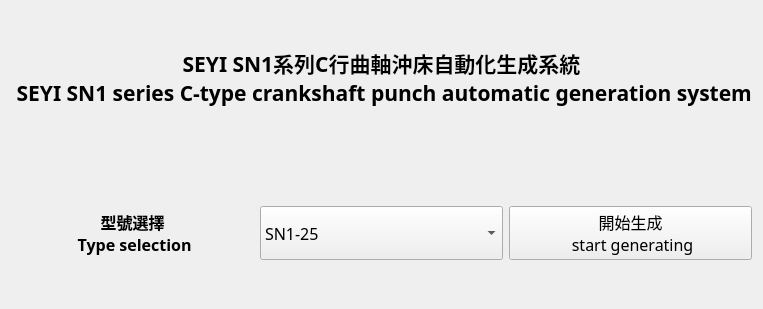
First picture: the form in GUI/UI.ui, repository sinje0816/stamping_press, before the edit.
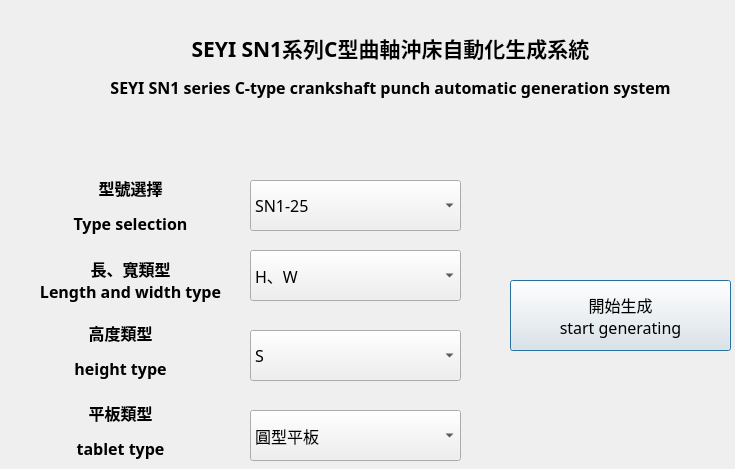
Second picture: the form after the edit. Icons and pictures are not drawn.

```diff
--- a/GUI/UI.ui
+++ b/GUI/UI.ui
@@ -1,84 +1,128 @@
 <?xml version="1.0" encoding="UTF-8"?>
 <ui version="4.0">
- <class>Form</class>
- <widget class="QWidget" name="Form">
+ <class>Dialog</class>
+ <widget class="QDialog" name="Dialog">
   <property name="geometry">
    <rect>
     <x>0</x>
     <y>0</y>
-    <width>732</width>
-    <height>309</height>
+    <width>735</width>
+    <height>469</height>
    </rect>
   </property>
   <property name="windowTitle">
    <string>Form</string>
   </property>
-  <layout class="QGridLayout" name="gridLayout">
-   <item row="1" column="0" colspan="2">
+  <widget class="QPushButton" name="pushButton">
+   <property name="geometry">
+    <rect>
+     <x>510</x>
+     <y>280</y>
+     <width>221</width>
+     <height>71</height>
+    </rect>
+   </property>
+   <property name="font">
+    <font>
+     <family>微軟正黑體</family>
+     <pointsize>12</pointsize>
+    </font>
+   </property>
+   <property name="text">
+    <string>開始生成
+start generating</string>
+   </property>
+  </widget>
     <widget class="QLabel" name="label">
-     <property name="sizePolicy">
-      <sizepolicy hsizetype="Minimum" vsizetype="Fixed">
-       <horstretch>0</horstretch>
-       <verstretch>0</verstretch>
-      </sizepolicy>
+   <property name="geometry">
+    <rect>
+     <x>30</x>
+     <y>170</y>
+     <width>201</width>
+     <height>71</height>
+    </rect>
      </property>
      <property name="font">
       <font>
        <family>微軟正黑體</family>
-       <pointsize>16</pointsize>
-       <weight>75</weight>
-       <bold>true</bold>
-      </font>
-     </property>
+     <pointsize>12</pointsize>
+    </font>
+   </property>
+   <property name="layoutDirection">
+    <enum>Qt::LeftToRight</enum>
+   </property>
      <property name="text">
-      <string>SEYI SN1系列C行曲軸沖床自動化生成系統 
- SEYI SN1 series C-type crankshaft punch automatic generation system</string>
-     </property>
-     <property name="scaledContents">
-      <bool>false</bool>
-     </property>
+    <string>&lt;html&gt;&lt;head/&gt;&lt;body&gt;&lt;p align=&quot;center&quot;&gt;&lt;span style=&quot; font-weight:600;&quot;&gt;型號選擇&lt;/span&gt;&lt;/p&gt;&lt;p align=&quot;center&quot;&gt;&lt;span style=&quot; font-weight:600;&quot;&gt;Type selection&lt;/span&gt;&lt;/p&gt;&lt;/body&gt;&lt;/html&gt;</string>
+   </property>
      <property name="alignment">
       <set>Qt::AlignCenter</set>
      </property>
     </widget>
+  <widget class="QComboBox" name="comboBox_2">
+   <property name="geometry">
+    <rect>
+     <x>250</x>
+     <y>250</y>
+     <width>211</width>
+     <height>51</height>
+    </rect>
+   </property>
+   <property name="font">
+    <font>
+     <family>微軟正黑體</family>
+     <pointsize>12</pointsize>
+    </font>
+   </property>
+   <item>
+    <property name="text">
+     <string>H、W</string>
+    </property>
    </item>
-   <item row="3" column="0" colspan="2">
-    <layout class="QHBoxLayout" name="horizontalLayout">
      <item>
-      <widget class="QLabel" name="label_4">
-       <property name="sizePolicy">
-        <sizepolicy hsizetype="Minimum" vsizetype="Fixed">
-         <horstretch>0</horstretch>
-         <verstretch>0</verstretch>
-        </sizepolicy>
-       </property>
+    <property name="text">
+     <string>1.5H、W</string>
+    </property>
+   </item>
+  </widget>
+  <widget class="QComboBox" name="comboBox_3">
+   <property name="geometry">
+    <rect>
+     <x>250</x>
+     <y>330</y>
+     <width>211</width>
+     <height>51</height>
+    </rect>
+   </property>
        <property name="font">
         <font>
          <family>微軟正黑體</family>
          <pointsize>12</pointsize>
-         <weight>75</weight>
-         <bold>true</bold>
-        </font>
-       </property>
+    </font>
+   </property>
+   <item>
        <property name="text">
-        <string>型號選擇 
- Type selection</string>
-       </property>
-       <property name="scaledContents">
-        <bool>false</bool>
-       </property>
-       <property name="alignment">
-        <set>Qt::AlignCenter</set>
-       </property>
-      </widget>
+     <string>S</string>
+    </property>
+   </item>
+   <item>
+    <property name="text">
+     <string>H</string>
+    </property>
      </item>
      <item>
-      <widget class="QComboBox" name="comboBox">
-       <property name="sizePolicy">
-        <sizepolicy hsizetype="Ignored" vsizetype="Ignored">
-         <horstretch>0</horstretch>
-         <verstretch>0</verstretch>
-        </sizepolicy>
+    <property name="text">
+     <string>P</string>
+    </property>
+   </item>
+  </widget>
+  <widget class="QComboBox" name="comboBox_4">
+   <property name="geometry">
+    <rect>
+     <x>250</x>
+     <y>180</y>
+     <width>211</width>
+     <height>51</height>
+    </rect>
        </property>
        <property name="font">
         <font>
@@ -132,14 +176,14 @@
         </property>
        </item>
       </widget>
-     </item>
-     <item>
-      <widget class="QPushButton" name="pushButton">
-       <property name="sizePolicy">
-        <sizepolicy hsizetype="Ignored" vsizetype="Fixed">
-         <horstretch>0</horstretch>
-         <verstretch>0</verstretch>
-        </sizepolicy>
+  <widget class="QComboBox" name="comboBox_5">
+   <property name="geometry">
+    <rect>
+     <x>250</x>
+     <y>410</y>
+     <width>211</width>
+     <height>51</height>
+    </rect>
        </property>
        <property name="font">
         <font>
@@ -147,59 +191,122 @@
          <pointsize>12</pointsize>
         </font>
        </property>
+   <item>
        <property name="text">
-        <string>開始生成 
- start generating</string>
-       </property>
-      </widget>
-     </item>
-    </layout>
-   </item>
-   <item row="2" column="0">
+     <string>圓型平板</string>
+    </property>
+   </item>
+   <item>
+    <property name="text">
+     <string>方型平板</string>
+    </property>
+   </item>
+   <item>
+    <property name="text">
+     <string>模墊型平板</string>
+    </property>
+   </item>
+  </widget>
     <widget class="QLabel" name="label_2">
-     <property name="sizePolicy">
-      <sizepolicy hsizetype="Fixed" vsizetype="Fixed">
-       <horstretch>0</horstretch>
-       <verstretch>0</verstretch>
-      </sizepolicy>
+   <property name="geometry">
+    <rect>
+     <x>20</x>
+     <y>240</y>
+     <width>221</width>
+     <height>81</height>
+    </rect>
+   </property>
+   <property name="font">
+    <font>
+     <family>微軟正黑體</family>
+     <pointsize>12</pointsize>
+    </font>
+   </property>
+   <property name="layoutDirection">
+    <enum>Qt::LeftToRight</enum>
      </property>
      <property name="text">
-      <string/>
-     </property>
-     <property name="pixmap">
-      <pixmap>../../Desktop/seyi.jpg</pixmap>
-     </property>
-     <property name="scaledContents">
-      <bool>true</bool>
+    <string>&lt;html&gt;&lt;head/&gt;&lt;body&gt;&lt;p align=&quot;center&quot;&gt;&lt;span style=&quot; font-weight:600;&quot;&gt;長、寬類型&lt;br/&gt;Length and width type&lt;/span&gt;&lt;/p&gt;&lt;/body&gt;&lt;/html&gt;</string>
      </property>
      <property name="alignment">
       <set>Qt::AlignCenter</set>
      </property>
     </widget>
-   </item>
-   <item row="2" column="1">
     <widget class="QLabel" name="label_3">
-     <property name="sizePolicy">
-      <sizepolicy hsizetype="Ignored" vsizetype="Fixed">
-       <horstretch>0</horstretch>
-       <verstretch>0</verstretch>
-      </sizepolicy>
-     </property>
+   <property name="geometry">
+    <rect>
+     <x>10</x>
+     <y>310</y>
+     <width>221</width>
+     <height>81</height>
+    </rect>
+   </property>
+   <property name="font">
+    <font>
+     <family>微軟正黑體</family>
+     <pointsize>12</pointsize>
+    </font>
+   </property>
+   <property name="layoutDirection">
+    <enum>Qt::RightToLeft</enum>
+   </property>
      <property name="text">
-      <string/>
-     </property>
-     <property name="pixmap">
-      <pixmap>../../Pictures/mp_logo.png</pixmap>
-     </property>
-     <property name="scaledContents">
-      <bool>true</bool>
-     </property>
+    <string>&lt;html&gt;&lt;head/&gt;&lt;body&gt;&lt;p align=&quot;center&quot;&gt;&lt;span style=&quot; font-weight:600;&quot;&gt;高度類型&lt;/span&gt;&lt;/p&gt;&lt;p align=&quot;center&quot;&gt;&lt;span style=&quot; font-weight:600;&quot;&gt;height type&lt;/span&gt;&lt;/p&gt;&lt;/body&gt;&lt;/html&gt;</string>
+   </property>
+   <property name="alignment">
+    <set>Qt::AlignCenter</set>
+   </property>
+  </widget>
+  <widget class="QLabel" name="label_4">
+   <property name="geometry">
+    <rect>
+     <x>10</x>
+     <y>390</y>
+     <width>221</width>
+     <height>81</height>
+    </rect>
+   </property>
+   <property name="font">
+    <font>
+     <family>微軟正黑體</family>
+     <pointsize>12</pointsize>
+    </font>
+   </property>
+   <property name="layoutDirection">
+    <enum>Qt::RightToLeft</enum>
+   </property>
+   <property name="text">
+    <string>&lt;html&gt;&lt;head/&gt;&lt;body&gt;&lt;p align=&quot;center&quot;&gt;&lt;span style=&quot; font-weight:600;&quot;&gt;平板類型&lt;/span&gt;&lt;/p&gt;&lt;p align=&quot;center&quot;&gt;&lt;span style=&quot; font-weight:600;&quot;&gt;tablet type&lt;/span&gt;&lt;/p&gt;&lt;/body&gt;&lt;/html&gt;</string>
+   </property>
      <property name="alignment">
       <set>Qt::AlignCenter</set>
      </property>
     </widget>
-   </item>
-  </layout>
+  <widget class="QLabel" name="label_5">
+   <property name="geometry">
+    <rect>
+     <x>40</x>
+     <y>0</y>
+     <width>701</width>
+     <height>131</height>
+    </rect>
+   </property>
+   <property name="font">
+    <font>
+     <family>微軟正黑體</family>
+     <pointsize>12</pointsize>
+    </font>
+   </property>
+   <property name="layoutDirection">
+    <enum>Qt::LeftToRight</enum>
+   </property>
+   <property name="text">
+    <string>&lt;html&gt;&lt;head/&gt;&lt;body&gt;&lt;p align=&quot;center&quot;&gt;&lt;span style=&quot; font-size:16pt; font-weight:600;&quot;&gt;SEYI SN1系列C型曲軸沖床自動化生成系統&lt;/span&gt;&lt;/p&gt;&lt;p align=&quot;center&quot;&gt;&lt;span style=&quot; font-weight:600;&quot;&gt;SEYI SN1 series C-type crankshaft punch automatic generation system&lt;/span&gt;&lt;/p&gt;&lt;/body&gt;&lt;/html&gt;</string>
+   </property>
+   <property name="alignment">
+    <set>Qt::AlignCenter</set>
+   </property>
+  </widget>
  </widget>
  <resources/>
  <connections/>
```
Left out of the diff: 2 changed lines with no effect on the pictures. Lines whose indentation alone changed are shown as unchanged.
